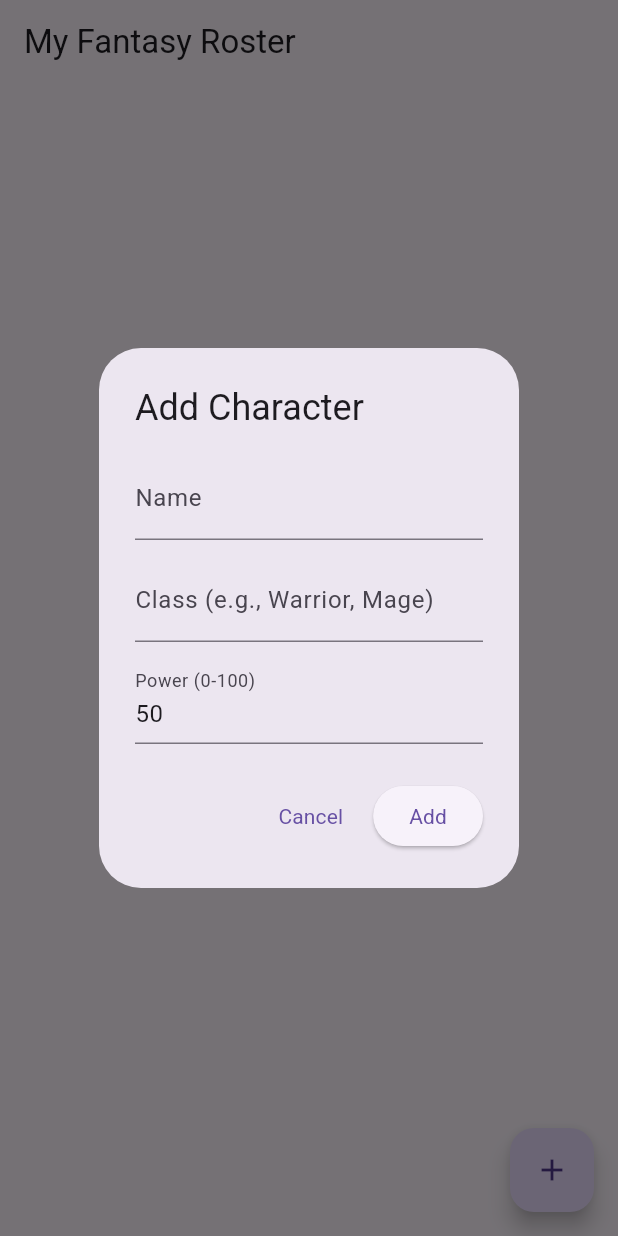
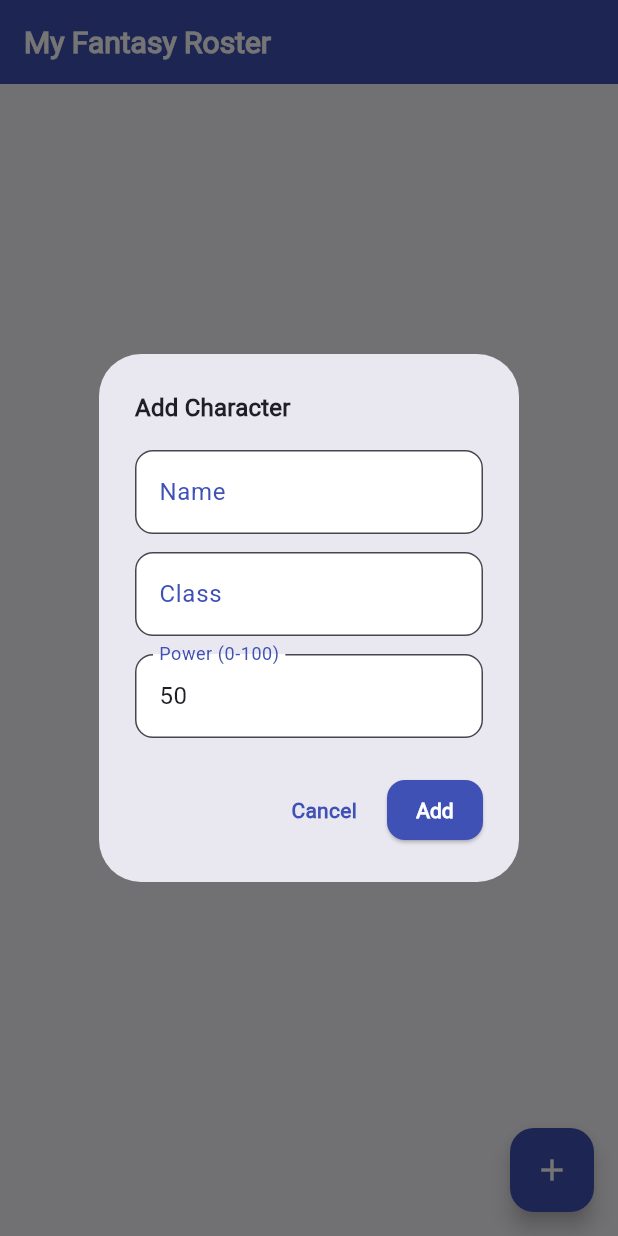
Before and after one commit to pure-edge/seminar_workshop, a Flutter app: the screen it shows after launch, after a tap on the "add" icon, on a phone screen of 412 x 824 dp. Run offline on Flutter 3.47's test engine with Material 3 defaults, Android fonts, the phone set to English and light mode, and no system bars; our stand-ins replace hive, hive_flutter; accounts and stored records are empty.

Commit message:
updated the home_screen and inserted new customized theme

```diff
--- a/lib/main.dart
+++ b/lib/main.dart
@@ -1,7 +1,8 @@
 import 'package:flutter/material.dart';
 import 'package:hive_flutter/hive_flutter.dart';
-import 'home_screen.dart';
+import 'screens/home_screen.dart';
 import 'models/character_model.dart';
+import 'theme.dart';
 
 Future<void> main() async {
   WidgetsFlutterBinding.ensureInitialized();
@@ -25,7 +26,7 @@ class MyApp extends StatelessWidget {
   Widget build(BuildContext context) {
     return MaterialApp(
       title: 'Hive Demo',
-      theme: ThemeData(primarySwatch: Colors.blue),
+      theme: buildAppTheme(),
       home: const HomeScreen(),
     );
   }
--- a/lib/home_screen.dart
+++ b/lib/screens/home_screen.dart
@@ -1,6 +1,6 @@
 import 'package:flutter/material.dart';
 import 'package:hive_flutter/hive_flutter.dart';
-import 'models/character_model.dart';
+import '../models/character_model.dart';
 
 class HomeScreen extends StatefulWidget {
   const HomeScreen({super.key});
@@ -28,21 +28,29 @@ class _HomeScreenState extends State<HomeScreen> {
     await showDialog<void>(
       context: context,
       builder: (context) {
+        final t = Theme.of(context).textTheme;
         return AlertDialog(
-          title: Text(existing == null ? 'Add Character' : 'Edit Character'),
+          title: Text(
+            existing == null ? 'Add Character' : 'Edit Character',
+            style: t.titleMedium,
+          ),
           content: SingleChildScrollView(
             child: Column(
               mainAxisSize: MainAxisSize.min,
               children: [
                 TextField(
                   controller: nameCtrl,
-                  decoration: const InputDecoration(labelText: 'Name'),
+                  decoration: const InputDecoration(
+                    labelText: 'Name',
+                    hintText: 'e.g., Arthas',
+                  ),
                 ),
                 const SizedBox(height: 12),
                 TextField(
                   controller: classCtrl,
                   decoration: const InputDecoration(
-                    labelText: 'Class (e.g., Warrior, Mage)',
+                    labelText: 'Class',
+                    hintText: 'e.g., Warrior, Mage',
                   ),
                 ),
                 const SizedBox(height: 12),
@@ -79,7 +87,6 @@ class _HomeScreenState extends State<HomeScreen> {
                 }
 
                 if (existing == null) {
-                  // CREATE
                   final id = DateTime.now().millisecondsSinceEpoch
                       .toString(); // simple unique id
                   final model = CharacterModel(
@@ -90,7 +97,6 @@ class _HomeScreenState extends State<HomeScreen> {
                   );
                   _box.put(model.id, model);
                 } else {
-                  // UPDATE (reuse same id)
                   final updated = CharacterModel(
                     id: existing.id,
                     name: name,
@@ -135,30 +141,61 @@ class _HomeScreenState extends State<HomeScreen> {
 
   @override
   Widget build(BuildContext context) {
+    final t = Theme.of(context).textTheme;
+    final scheme = Theme.of(context).colorScheme;
+
     return Scaffold(
       appBar: AppBar(title: const Text('My Fantasy Roster')),
       body: ValueListenableBuilder(
         valueListenable: _box.listenable(),
         builder: (context, Box<CharacterModel> box, _) {
           if (box.values.isEmpty) {
-            return const Center(
-              child: Text('No characters yet. Tap + to add.'),
+            return Center(
+              child: Padding(
+                padding: const EdgeInsets.symmetric(horizontal: 24),
+                child: Column(
+                  mainAxisSize: MainAxisSize.min,
+                  children: [
+                    Icon(Icons.group, size: 64, color: scheme.primary),
+                    const SizedBox(height: 12),
+                    Text(
+                      'No characters yet',
+                      style: t.titleMedium,
+                      textAlign: TextAlign.center,
+                    ),
+                    const SizedBox(height: 6),
+                    Text(
+                      'Tap the + button to add your first hero.',
+                      style: t.bodyMedium?.copyWith(
+                        color: scheme.onSurface.withOpacity(0.7),
+                      ),
+                      textAlign: TextAlign.center,
+                    ),
+                  ],
+                ),
+              ),
             );
           }
+
           final list = box.values.toList();
           return ListView.builder(
             itemCount: list.length,
             itemBuilder: (_, i) {
               final c = list[i];
-              return ListTile(
-                leading: const Icon(Icons.person),
-                title: Text(c.name),
-                subtitle: Text('${c.heroClass} · Power: ${c.power}'),
-                onTap: () => _openCharacterDialog(existing: c), // EDIT
-                trailing: SizedBox(
-                  width: 96,
-                  child: Row(
-                    mainAxisAlignment: MainAxisAlignment.end,
+              return Card(
+                child: ListTile(
+                  leading: CircleAvatar(
+                    backgroundColor: scheme.primary.withOpacity(0.12),
+                    child: Icon(Icons.person, color: scheme.primary),
+                  ),
+                  title: Text(c.name, style: t.titleMedium),
+                  subtitle: Text(
+                    '${c.heroClass} · Power: ${c.power}',
+                    style: t.bodyMedium,
+                  ),
+                  onTap: () => _openCharacterDialog(existing: c), // EDIT
+                  trailing: Row(
+                    mainAxisSize: MainAxisSize.min,
                     children: [
                       IconButton(
                         tooltip: 'Edit',
@@ -167,7 +204,8 @@ class _HomeScreenState extends State<HomeScreen> {
                       ),
                       IconButton(
                         tooltip: 'Delete',
-                        icon: const Icon(Icons.delete, color: Colors.red),
+                        icon: const Icon(Icons.delete),
+                        color: Colors.red.shade400,
                         onPressed: () => _confirmDelete(c),
                       ),
                     ],
--- /dev/null
+++ b/lib/theme.dart
@@ -0,0 +1,85 @@
+import 'package:flutter/material.dart';
+
+ThemeData buildAppTheme() {
+  // Palette: indigo primary, amber accents, soft surfaces
+  const seed = Colors.indigo;
+  final scheme = ColorScheme.fromSeed(seedColor: seed).copyWith(
+    primary: Colors.indigo, // brand color
+    secondary: Colors.amber, // accent
+    surface: const Color(0xFFF7F7FB),
+    onSurface: const Color(0xFF1E1E24),
+  );
+
+  return ThemeData(
+    useMaterial3: true,
+    colorScheme: scheme,
+    // Keep the default platform fonts; tweak sizes/weights only.
+    // If you want a custom font later, add assets (no extra package required).
+    textTheme: const TextTheme(
+      // Big page titles (AppBar picks this automatically via appBarTheme.titleTextStyle)
+      headlineSmall: TextStyle(
+        fontSize: 22,
+        fontWeight: FontWeight.w700,
+        letterSpacing: 0.2,
+      ),
+      // Card/List titles
+      titleMedium: TextStyle(fontSize: 16, fontWeight: FontWeight.w600),
+      // Secondary text
+      bodyMedium: TextStyle(
+        fontSize: 14,
+        fontWeight: FontWeight.w400,
+        height: 1.3,
+      ),
+      // Labels (buttons, inputs)
+      labelLarge: TextStyle(
+        fontSize: 14,
+        fontWeight: FontWeight.w600,
+        letterSpacing: 0.2,
+      ),
+    ),
+    appBarTheme: AppBarTheme(
+      backgroundColor: scheme.primary,
+      foregroundColor: Colors.white,
+      elevation: 1,
+      centerTitle: false,
+      titleTextStyle: const TextStyle(
+        fontSize: 20,
+        fontWeight: FontWeight.w700,
+        color: Colors.white,
+      ),
+    ),
+    listTileTheme: ListTileThemeData(
+      iconColor: scheme.primary,
+      textColor: scheme.onSurface,
+      contentPadding: const EdgeInsets.symmetric(horizontal: 16, vertical: 4),
+    ),
+    inputDecorationTheme: InputDecorationTheme(
+      labelStyle: TextStyle(color: scheme.primary),
+      filled: true,
+      fillColor: Colors.white,
+      border: OutlineInputBorder(
+        borderRadius: BorderRadius.circular(12),
+        borderSide: BorderSide(color: scheme.primary.withOpacity(0.3)),
+      ),
+      focusedBorder: OutlineInputBorder(
+        borderRadius: BorderRadius.circular(12),
+        borderSide: BorderSide(color: scheme.primary, width: 1.5),
+      ),
+    ),
+    elevatedButtonTheme: ElevatedButtonThemeData(
+      style: ElevatedButton.styleFrom(
+        backgroundColor: scheme.primary,
+        foregroundColor: Colors.white,
+        textStyle: const TextStyle(fontSize: 14, fontWeight: FontWeight.w700),
+        padding: const EdgeInsets.symmetric(horizontal: 16, vertical: 12),
+        shape: RoundedRectangleBorder(borderRadius: BorderRadius.circular(12)),
+      ),
+    ),
+    floatingActionButtonTheme: const FloatingActionButtonThemeData(
+      backgroundColor: Colors.indigo,
+      foregroundColor: Colors.white,
+    ),
+    scaffoldBackgroundColor: scheme.surface,
+    dividerColor: scheme.primary.withOpacity(0.08),
+  );
+}
```
Also changed, not shown: lib/screens/counter_screen.dart (renamed from lib/counter_screen.dart), lib/screens/details_screen.dart (renamed from lib/details_screen.dart).
